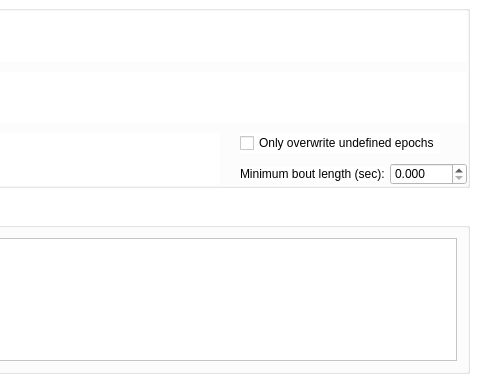
Before: the Qt Designer form accusleepy/gui/window0.ui in zekebarger/AccuSleePy, drawn with Qt 5; both pictures show x 599 to 1079 and y 302 to 686 of the 1079 by 686 pixel window.
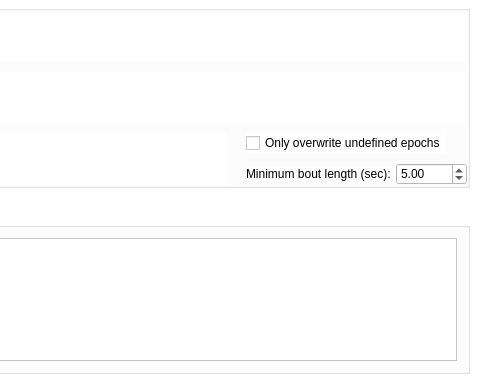
After: the same form once the commit is applied.

Commit message: set label file

Patch:
```diff
--- a/accusleepy/gui/window0.ui
+++ b/accusleepy/gui/window0.ui
@@ -563,11 +563,14 @@
                   </sizepolicy>
                  </property>
                  <property name="decimals">
-                  <number>3</number>
+                  <number>2</number>
                  </property>
                  <property name="maximum">
                   <double>1000.000000000000000</double>
                  </property>
+                 <property name="value">
+                  <double>5.000000000000000</double>
+                 </property>
                 </widget>
                </item>
               </layout>
```
The commit also changes 2 other files.
